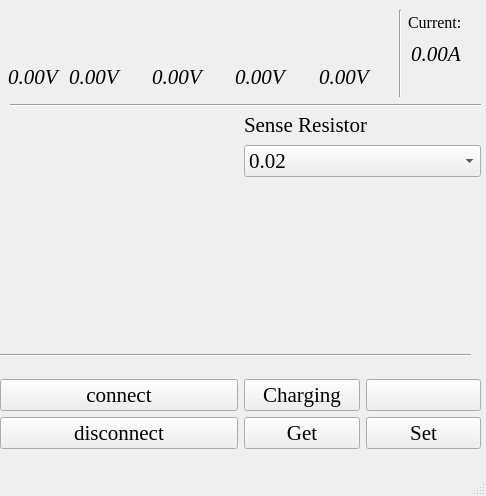
The window that API/bms_api.ui (MichalK157/BMS) describes before a commit, drawn with Qt 5.
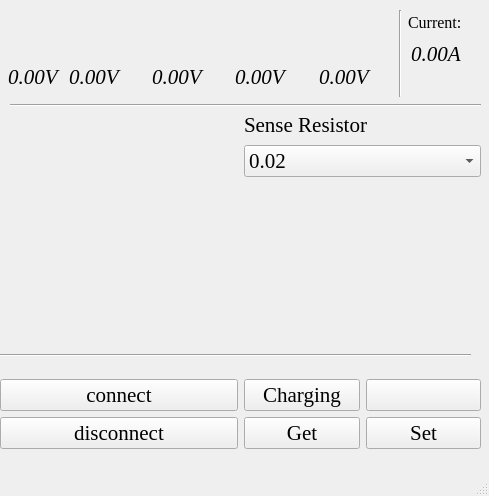
The same window after the commit. Icons and pictures are not drawn.

Commit message: fix segmentation fault

Diff of the .ui file:
```diff
--- a/API/bms_api.ui
+++ b/API/bms_api.ui
@@ -9,7 +9,7 @@
    <rect>
     <x>0</x>
     <y>0</y>
-    <width>486</width>
+    <width>489</width>
     <height>496</height>
    </rect>
   </property>
```
The commit also changes 2 other files.
